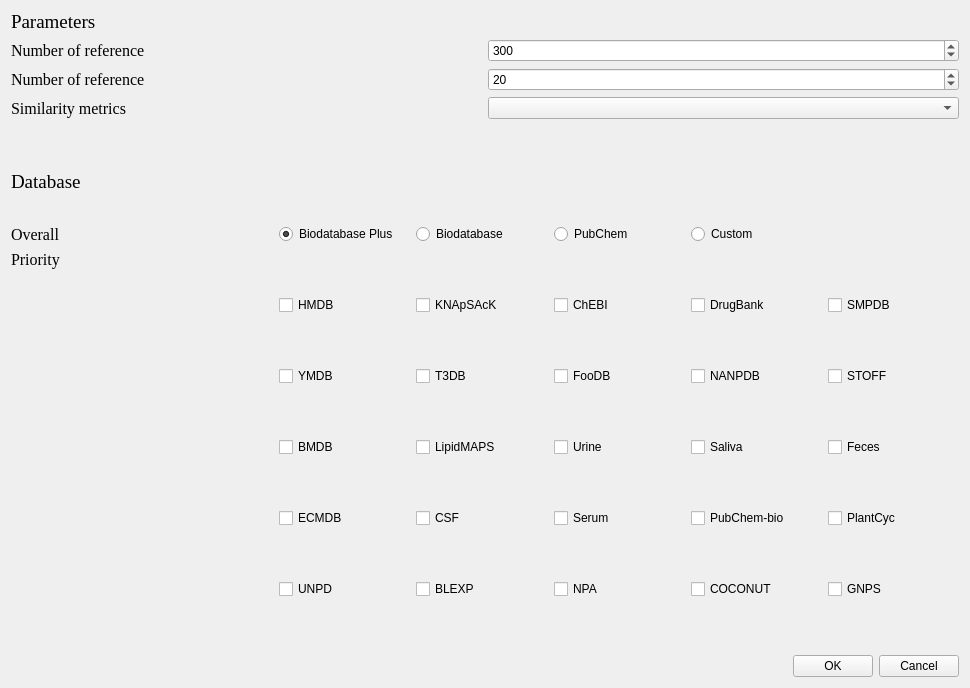
This is ui/parameter.ui in hcji/DeepMASS2_GUI as Qt 5 draws it before an edit. The edited form follows.
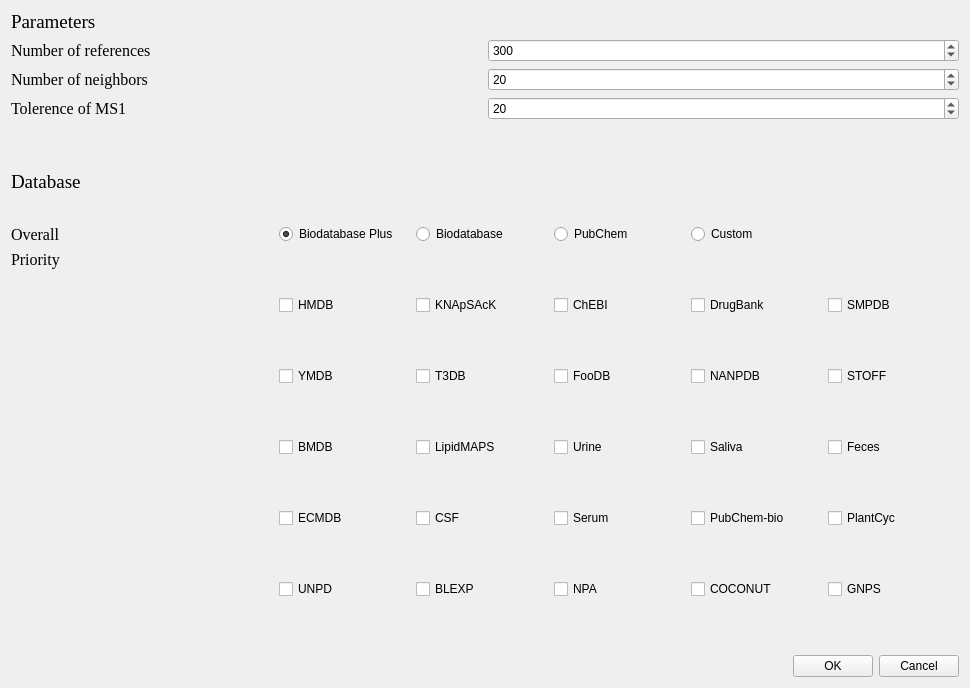
This is the edited form.

```diff
--- a/ui/parameter.ui
+++ b/ui/parameter.ui
@@ -50,13 +50,10 @@
           </font>
          </property>
          <property name="text">
-          <string>Number of reference</string>
+          <string>Number of references</string>
          </property>
         </widget>
        </item>
-       <item row="2" column="1">
-        <widget class="QComboBox" name="comboBox"/>
-       </item>
        <item row="1" column="0">
         <widget class="QLabel" name="label_9">
          <property name="font">
@@ -66,7 +63,7 @@
           </font>
          </property>
          <property name="text">
-          <string>Number of reference</string>
+          <string>Number of neighbors</string>
          </property>
         </widget>
        </item>
@@ -79,7 +76,7 @@
           </font>
          </property>
          <property name="text">
-          <string>Similarity metrics</string>
+          <string>Tolerence of MS1</string>
          </property>
         </widget>
        </item>
@@ -109,6 +106,16 @@
          </property>
         </spacer>
        </item>
+       <item row="2" column="1">
+        <widget class="QSpinBox" name="spinBox_ms1tol">
+         <property name="maximum">
+          <number>200</number>
+         </property>
+         <property name="value">
+          <number>20</number>
+         </property>
+        </widget>
+       </item>
       </layout>
      </item>
     </layout>
```
Left out of the diff: 1 changed line with no effect on the pictures.
